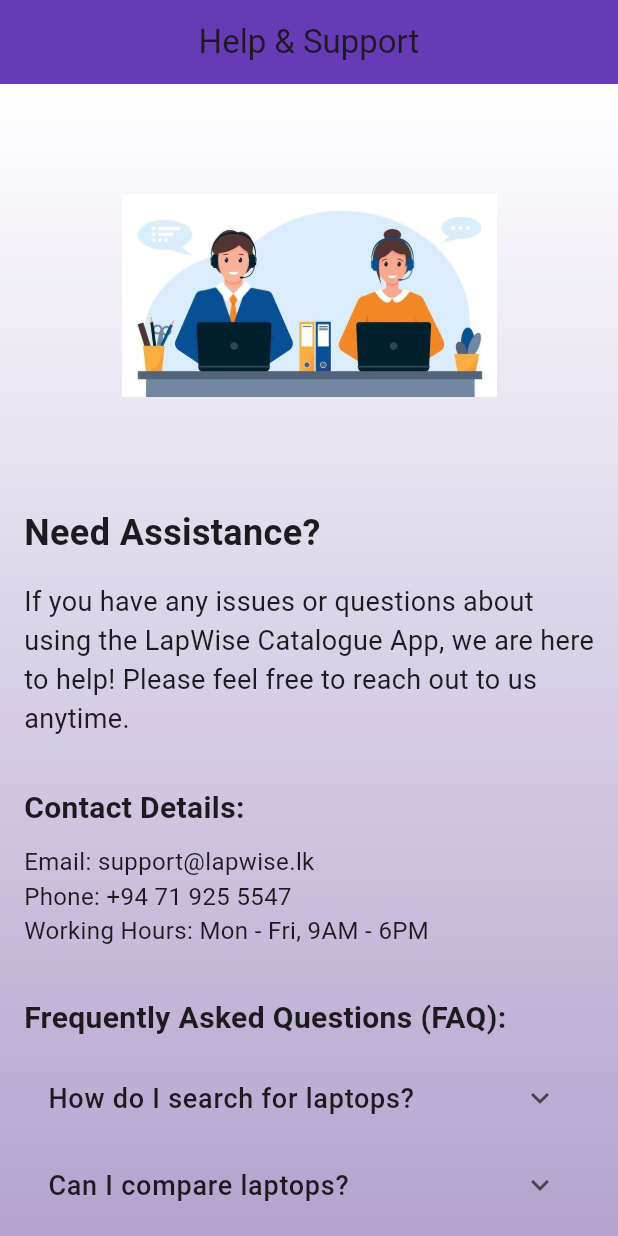
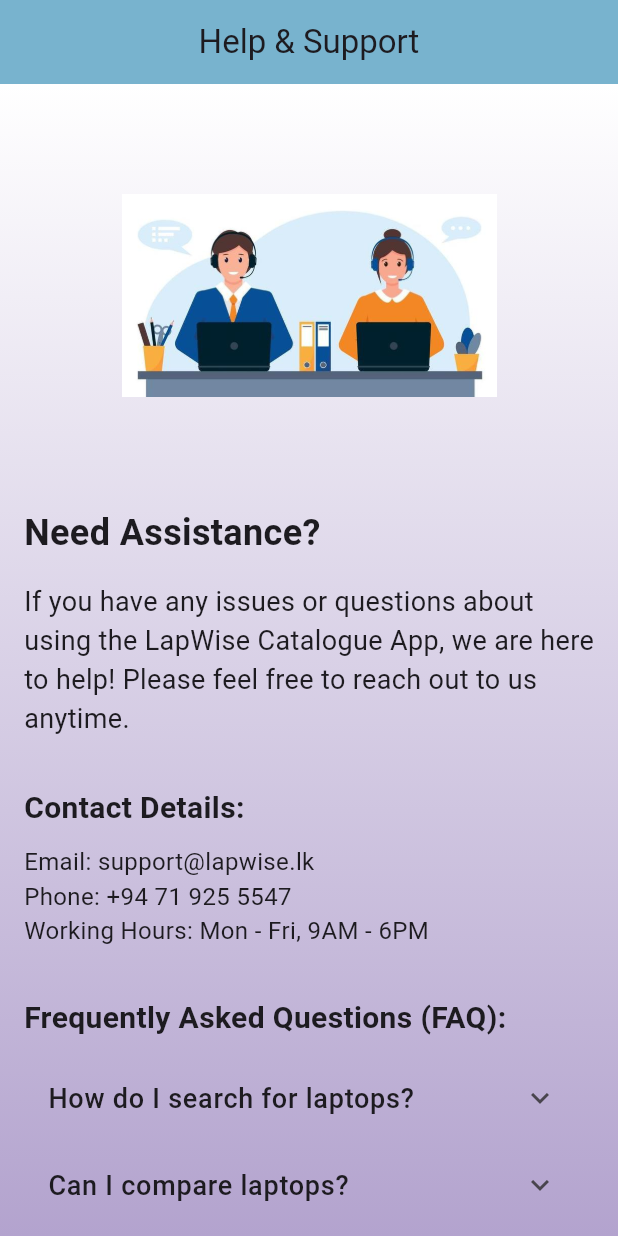
Before and after one commit to JananaDanithra22/lapwise_catalogue_app, a Flutter app: the screen it shows after launch, on a phone screen of 412 x 824 dp. Run offline on Flutter 3.47's test engine with Material 3 defaults, Android fonts, the phone set to English and light mode, and no system bars; our stand-ins replace firebase_core; accounts and stored records are empty.

Commit message:
changed bg color

```diff
--- a/lib/screens/aboutus.dart
+++ b/lib/screens/aboutus.dart
@@ -9,7 +9,7 @@ class AboutUsPage extends StatelessWidget {
       appBar: AppBar(
         title: const Text('About Us'),
         centerTitle: true,
-        backgroundColor: const Color.fromARGB(255, 103, 58, 183),
+         backgroundColor: const Color(0xFF78B3CE), // Updated color
       ),
       body: Container(
         decoration: const BoxDecoration(
--- a/lib/screens/help.dart
+++ b/lib/screens/help.dart
@@ -9,7 +9,7 @@ class HelpPage extends StatelessWidget {
       appBar: AppBar(
         title: const Text('Help & Support'),
         centerTitle: true,
-        backgroundColor: const Color.fromARGB(255, 103, 58, 183),
+        backgroundColor: const Color(0xFF78B3CE), // Updated color
       ),
       body: Container(
         decoration: const BoxDecoration(
```
